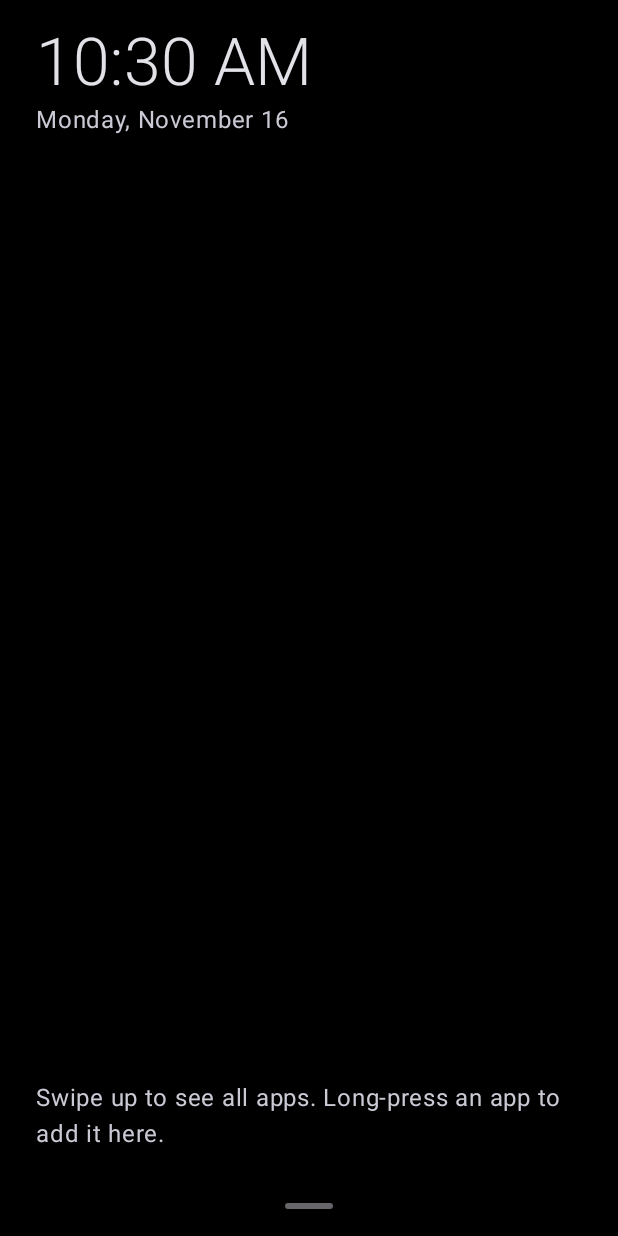
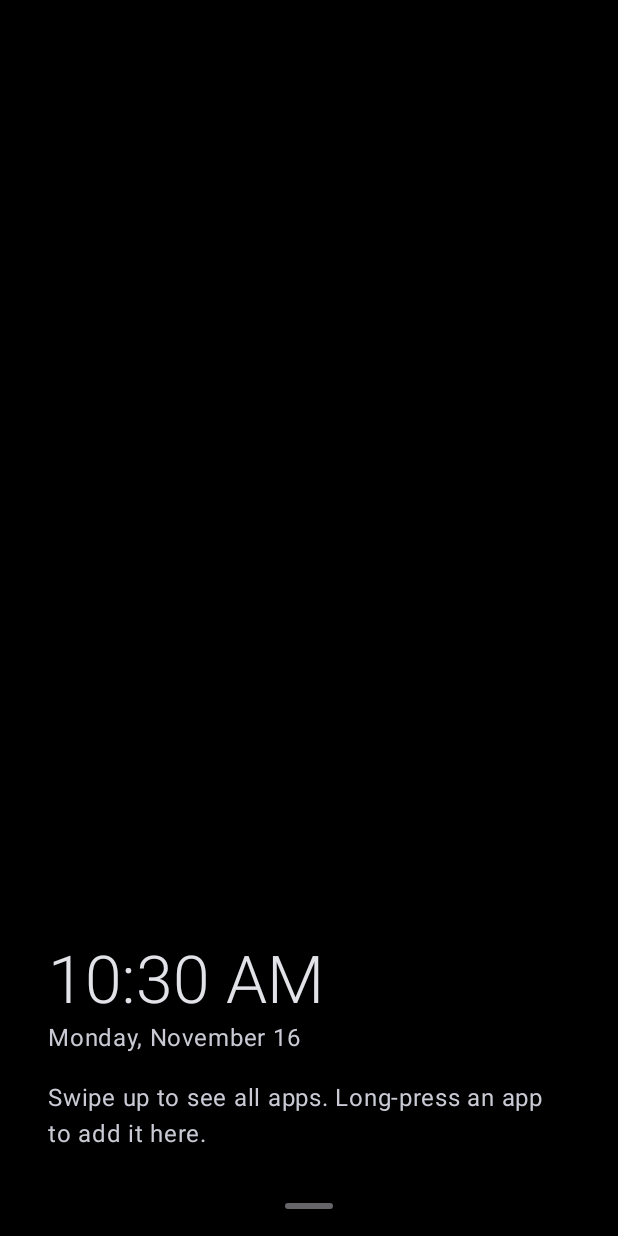
Before and after one commit to wjkba/android-launcher, an Android app built with Jetpack Compose: the MainActivity screen opened directly, with no data from a screen before it, after a tap on an icon or button, on a phone screen of 412 x 824 dp. Run offline under Robolectric (Android 15) with nearby library versions, the phone set to English and light mode, and no system bars; our stand-ins replace Navigation 3; 4 statements that could not run were skipped.

Commit message:
feat(home): start list mid-screen, scroll the rest, pull for drawer
- Clock and list start ~15% down, so the first rows sit in thumb reach and
  are visible at once; longer lists scroll, with a fade at the bottom edge
  while more rows are below. Short lists stay at the bottom.
- App and folder names align in one column; folder icons sit in a fixed
  gutter in line with the clock. Rows are a fixed 52dp, text 22sp.
- Swipe up opens the drawer only from a drag that did not scroll the list,
  so a fast swipe to the last rows never overshoots into it.
- Leaving the launcher scrolls home back to the top.

```diff
--- a/app/src/main/java/dev/minimal/launcher/feature/home/HomeScreen.kt
+++ b/app/src/main/java/dev/minimal/launcher/feature/home/HomeScreen.kt
@@ -8,16 +8,20 @@ import android.provider.CalendarContract
 import android.text.format.DateFormat
 import androidx.compose.foundation.clickable
 import androidx.compose.foundation.combinedClickable
-import androidx.compose.foundation.gestures.detectVerticalDragGestures
 import androidx.compose.foundation.layout.Arrangement
+import androidx.compose.foundation.layout.Box
 import androidx.compose.foundation.layout.BoxWithConstraints
 import androidx.compose.foundation.layout.Column
 import androidx.compose.foundation.layout.Row
 import androidx.compose.foundation.layout.fillMaxSize
 import androidx.compose.foundation.layout.fillMaxWidth
 import androidx.compose.foundation.layout.height
+import androidx.compose.foundation.layout.heightIn
 import androidx.compose.foundation.layout.padding
 import androidx.compose.foundation.layout.systemBarsPadding
+import androidx.compose.foundation.layout.width
+import androidx.compose.foundation.rememberScrollState
+import androidx.compose.foundation.verticalScroll
 import androidx.compose.material3.MaterialTheme
 import androidx.compose.material3.Text
 import androidx.compose.runtime.Composable
@@ -25,11 +29,20 @@ import androidx.compose.runtime.getValue
 import androidx.compose.runtime.key
 import androidx.compose.runtime.produceState
 import androidx.compose.runtime.remember
+import androidx.compose.runtime.rememberCoroutineScope
 import androidx.compose.runtime.rememberUpdatedState
 import androidx.compose.ui.Alignment
 import androidx.compose.ui.Modifier
-import androidx.compose.ui.draw.clipToBounds
-import androidx.compose.ui.input.pointer.pointerInput
+import androidx.compose.ui.draw.drawWithContent
+import androidx.compose.ui.geometry.Offset
+import androidx.compose.ui.graphics.BlendMode
+import androidx.compose.ui.graphics.Brush
+import androidx.compose.ui.graphics.Color
+import androidx.compose.ui.graphics.CompositingStrategy
+import androidx.compose.ui.graphics.graphicsLayer
+import androidx.compose.ui.input.nestedscroll.NestedScrollConnection
+import androidx.compose.ui.input.nestedscroll.NestedScrollSource
+import androidx.compose.ui.input.nestedscroll.nestedScroll
 import androidx.compose.ui.platform.LocalConfiguration
 import androidx.compose.ui.platform.LocalContext
 import androidx.compose.ui.platform.LocalDensity
@@ -38,9 +51,11 @@ import androidx.compose.ui.res.stringResource
 import androidx.compose.ui.semantics.clearAndSetSemantics
 import androidx.compose.ui.semantics.contentDescription
 import androidx.compose.ui.text.style.TextOverflow
-import androidx.compose.ui.unit.Dp
+import androidx.compose.ui.unit.Velocity
 import androidx.compose.ui.unit.dp
+import androidx.compose.ui.unit.sp
 import androidx.lifecycle.Lifecycle
+import androidx.lifecycle.compose.LifecycleEventEffect
 import androidx.lifecycle.compose.LocalLifecycleOwner
 import androidx.lifecycle.repeatOnLifecycle
 import dev.minimal.launcher.R
@@ -52,6 +67,7 @@ import java.time.LocalDateTime
 import java.time.ZoneId
 import java.time.format.DateTimeFormatter
 import kotlinx.coroutines.delay
+import kotlinx.coroutines.launch
 
 @Composable
 fun HomeScreen(
@@ -65,61 +81,50 @@ fun HomeScreen(
     modifier: Modifier = Modifier,
     now: () -> LocalDateTime = { LocalDateTime.now() },
 ) {
-    val swipeThresholdPx = with(LocalDensity.current) { 56.dp.toPx() }
-    val openDrawer by rememberUpdatedState(onOpenDrawer)
+    val scrollState = rememberScrollState()
+    val scope = rememberCoroutineScope()
+    // Leaving the launcher scrolls back up, so home always opens on the first (most used) rows.
+    LifecycleEventEffect(Lifecycle.Event.ON_STOP) { scope.launch { scrollState.scrollTo(0) } }
 
-    Column(
-        modifier
-            .fillMaxSize()
-            .systemBarsPadding()
-            .pointerInput(swipeThresholdPx) {
-                var dragged = 0f
-                detectVerticalDragGestures(
-                    onDragStart = { dragged = 0f },
-                    onVerticalDrag = { change, dy ->
-                        dragged += dy
-                        change.consume()
-                    },
-                    onDragEnd = { if (dragged < -swipeThresholdPx) openDrawer() },
-                )
-            }
-            .padding(horizontal = 24.dp),
-    ) {
-        Clock(now, Modifier.padding(top = 16.dp))
-
-        // Apps and folders sit at the bottom, where the thumb rests. Row height shrinks
-        // (down to a 40dp touch target) so the whole list fits without scrolling.
+    Column(modifier.fillMaxSize().systemBarsPadding()) {
         BoxWithConstraints(
             Modifier
                 .weight(1f)
                 .fillMaxWidth()
-                .clipToBounds(),
+                .fadeBottomEdge(visible = scrollState.canScrollForward)
+                .nestedScroll(rememberDrawerPull(onOpenDrawer)),
         ) {
+            val viewportHeight = maxHeight
+            // The clock starts a bit below the top, so the first rows land in the thumb's reach and the
+            // rest scroll in below. A short list sits at the bottom instead.
+            Column(
+                verticalArrangement = Arrangement.Bottom,
+                modifier = Modifier
+                    .fillMaxWidth()
+                    .verticalScroll(scrollState)
+                    .heightIn(min = viewportHeight)
+                    .padding(horizontal = HomeMargin),
+            ) {
+                Clock(now, Modifier.padding(top = viewportHeight * HEADROOM_FRACTION, bottom = 16.dp))
                 if (loaded && rows.isEmpty()) {
                     Text(
                         text = stringResource(R.string.home_empty_hint),
                         style = MaterialTheme.typography.bodyLarge,
                         color = MaterialTheme.colorScheme.onSurfaceVariant,
-                    modifier = Modifier
-                        .align(Alignment.BottomStart)
-                        .padding(bottom = 16.dp),
+                        modifier = Modifier.padding(bottom = 16.dp),
                     )
-            } else if (rows.isNotEmpty()) {
-                val rowHeight = (maxHeight / rows.size).coerceIn(40.dp, 56.dp)
-                Column(Modifier.align(Alignment.BottomStart)) {
+                }
                 rows.forEach { row ->
                     key(row.key) {
                         when (row) {
                             is HomeRow.App -> HomeRowText(
                                 text = row.app.label,
-                                    height = rowHeight,
                                 onClick = { onAppClick(row.app) },
                                 onLongClick = { onAppLongClick(row.app) },
                             )
 
                             is HomeRow.Folder -> HomeRowText(
                                 text = row.name,
-                                    height = rowHeight,
                                 onClick = { onFolderClick(row) },
                                 onLongClick = { onFolderLongClick(row) },
                                 description = pluralStringResource(
@@ -135,43 +140,99 @@ fun HomeScreen(
                 }
             }
         }
-        }
 
         SheetHandle(label = stringResource(R.string.open_drawer), onClick = onOpenDrawer)
     }
 }
 
+/** Fades out the bottom edge, as a hint that more rows scroll in from below. */
+private fun Modifier.fadeBottomEdge(visible: Boolean): Modifier = if (!visible) {
+    this
+} else {
+    graphicsLayer(compositingStrategy = CompositingStrategy.Offscreen).drawWithContent {
+        drawContent()
+        val fade = 32.dp.toPx()
+        drawRect(
+            brush = Brush.verticalGradient(
+                0f to Color.Black,
+                1f to Color.Transparent,
+                startY = size.height - fade,
+                endY = size.height,
+            ),
+            blendMode = BlendMode.DstIn,
+        )
+    }
+}
+
+/**
+ * Dragging up opens the app drawer, but only a drag that did not scroll the list: at its end, or on a list
+ * too short to scroll. A fast swipe down to the last rows therefore never overshoots into the drawer.
+ */
+@Composable
+private fun rememberDrawerPull(onOpenDrawer: () -> Unit): NestedScrollConnection {
+    val thresholdPx = with(LocalDensity.current) { 56.dp.toPx() }
+    val openDrawer by rememberUpdatedState(onOpenDrawer)
+    return remember(thresholdPx) {
+        object : NestedScrollConnection {
+            var pulledUp = 0f
+            var scrolled = false
+
+            override fun onPostScroll(consumed: Offset, available: Offset, source: NestedScrollSource): Offset {
+                if (source == NestedScrollSource.UserInput) {
+                    if (consumed.y != 0f) scrolled = true
+                    pulledUp -= available.y
+                }
+                return Offset.Zero
+            }
+
+            // Called once when the finger lifts, also for a slow drag.
+            override suspend fun onPreFling(available: Velocity): Velocity {
+                if (!scrolled && pulledUp > thresholdPx) openDrawer()
+                pulledUp = 0f
+                scrolled = false
+                return Velocity.Zero
+            }
+        }
+    }
+}
+
+private const val HEADROOM_FRACTION = 0.15f
+
+private val RowHeight = 52.dp
+
+private val HomeMargin = 32.dp
+
+// Every row reserves this column, so app and folder names start at the same x, with folder icons in
+// line with the clock.
+private val IconGutter = 44.dp
+
 /** One home row: an app name, or a folder name after its icon. [description] replaces the text for screen readers. */
 @Composable
 private fun HomeRowText(
     text: String,
-    height: Dp,
     onClick: () -> Unit,
     onLongClick: () -> Unit,
     description: String? = null,
     icon: (@Composable () -> Unit)? = null,
 ) {
-    Row(
-        verticalAlignment = Alignment.CenterVertically,
-        horizontalArrangement = Arrangement.spacedBy(12.dp),
-        modifier = Modifier
-            .fillMaxWidth()
-            .height(height)
-            .combinedClickable(onClick = onClick, onLongClick = onLongClick)
-            .then(
-                if (description !=
-                    null
-                ) {
+    val semantics = if (description != null) {
         Modifier.clearAndSetSemantics { contentDescription = description }
     } else {
         Modifier
-                },
-            ),
+    }
+    Row(
+        verticalAlignment = Alignment.CenterVertically,
+        modifier = Modifier
+            .fillMaxWidth()
+            .height(RowHeight)
+            .combinedClickable(onClick = onClick, onLongClick = onLongClick)
+            .then(semantics),
     ) {
-        icon?.invoke()
+        Box(Modifier.width(IconGutter)) { icon?.invoke() }
         Text(
             text = text,
-            style = MaterialTheme.typography.headlineSmall,
+            // A bit below headlineSmall, so long names still fit beside the icon gutter.
+            style = MaterialTheme.typography.headlineSmall.copy(fontSize = 22.sp, lineHeight = 28.sp),
             maxLines = 1,
             overflow = TextOverflow.Ellipsis,
         )
```
Also changed, not shown: 4 other files. Lines whose indentation alone changed are shown as unchanged.
